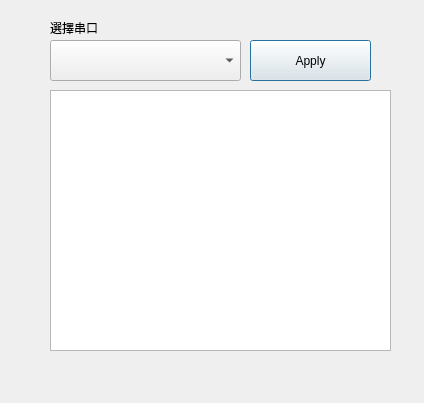
Before: the Qt Designer form libs/ui/option.ui in lukechu1997/nckuh_machine_connection, drawn with Qt 5.
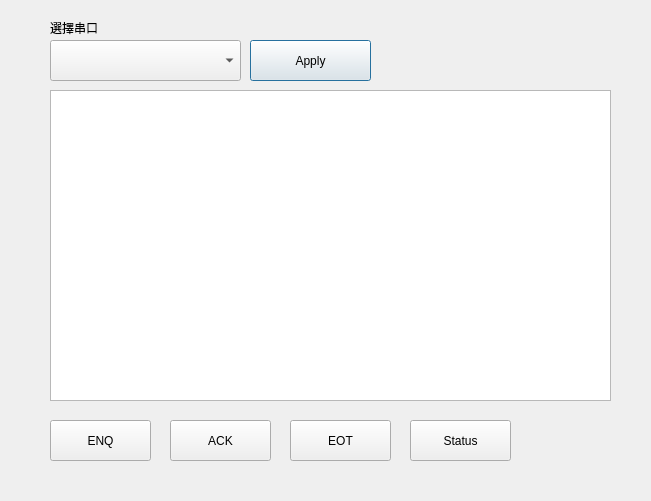
After: the same form once the commit is applied.

Commit message: add controllers and update option dialog

```diff
--- a/libs/ui/option.ui
+++ b/libs/ui/option.ui
@@ -6,8 +6,8 @@
    <rect>
     <x>0</x>
     <y>0</y>
-    <width>424</width>
-    <height>403</height>
+    <width>651</width>
+    <height>501</height>
    </rect>
   </property>
   <property name="windowTitle">
@@ -54,11 +54,63 @@
     <rect>
      <x>50</x>
      <y>90</y>
-     <width>341</width>
-     <height>261</height>
+     <width>561</width>
+     <height>311</height>
     </rect>
    </property>
   </widget>
+  <widget class="QPushButton" name="enqBtn">
+   <property name="geometry">
+    <rect>
+     <x>50</x>
+     <y>420</y>
+     <width>101</width>
+     <height>41</height>
+    </rect>
+   </property>
+   <property name="text">
+    <string>ENQ</string>
+   </property>
+  </widget>
+  <widget class="QPushButton" name="ackBtn">
+   <property name="geometry">
+    <rect>
+     <x>170</x>
+     <y>420</y>
+     <width>101</width>
+     <height>41</height>
+    </rect>
+   </property>
+   <property name="text">
+    <string>ACK</string>
+   </property>
+  </widget>
+  <widget class="QPushButton" name="eotBtn">
+   <property name="geometry">
+    <rect>
+     <x>290</x>
+     <y>420</y>
+     <width>101</width>
+     <height>41</height>
+    </rect>
+   </property>
+   <property name="text">
+    <string>EOT</string>
+   </property>
+  </widget>
+  <widget class="QPushButton" name="statusBtn">
+   <property name="geometry">
+    <rect>
+     <x>410</x>
+     <y>420</y>
+     <width>101</width>
+     <height>41</height>
+    </rect>
+   </property>
+   <property name="text">
+    <string>Status</string>
+   </property>
+  </widget>
  </widget>
  <resources/>
  <connections/>
```
The commit also changes 6 other files.
